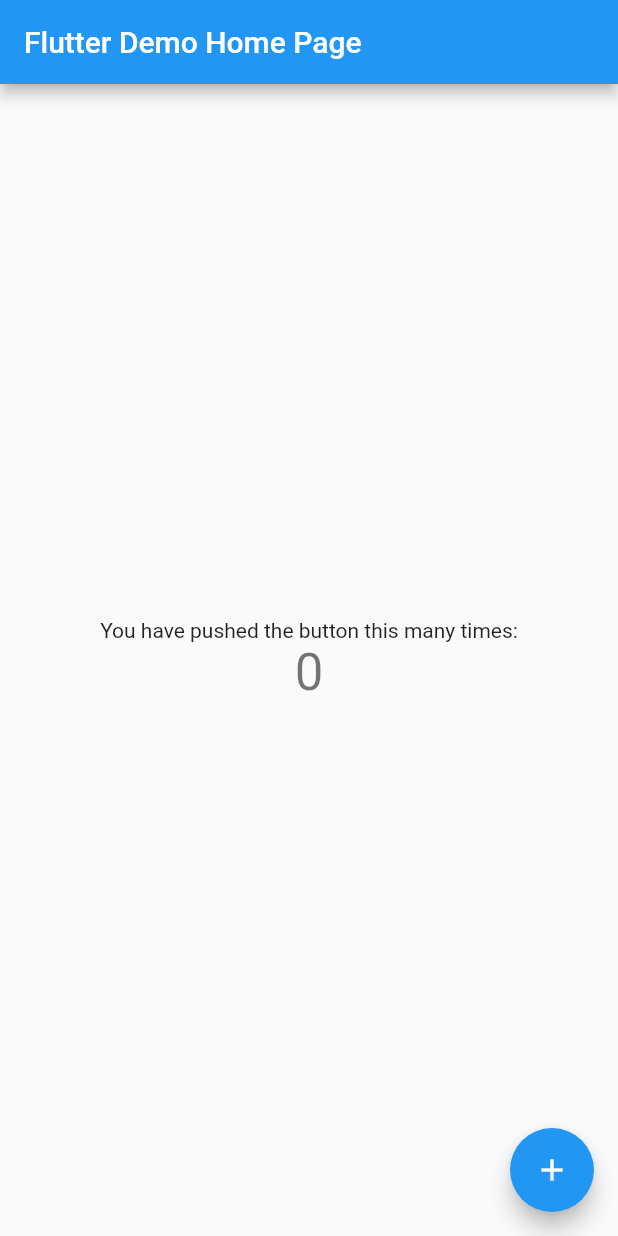
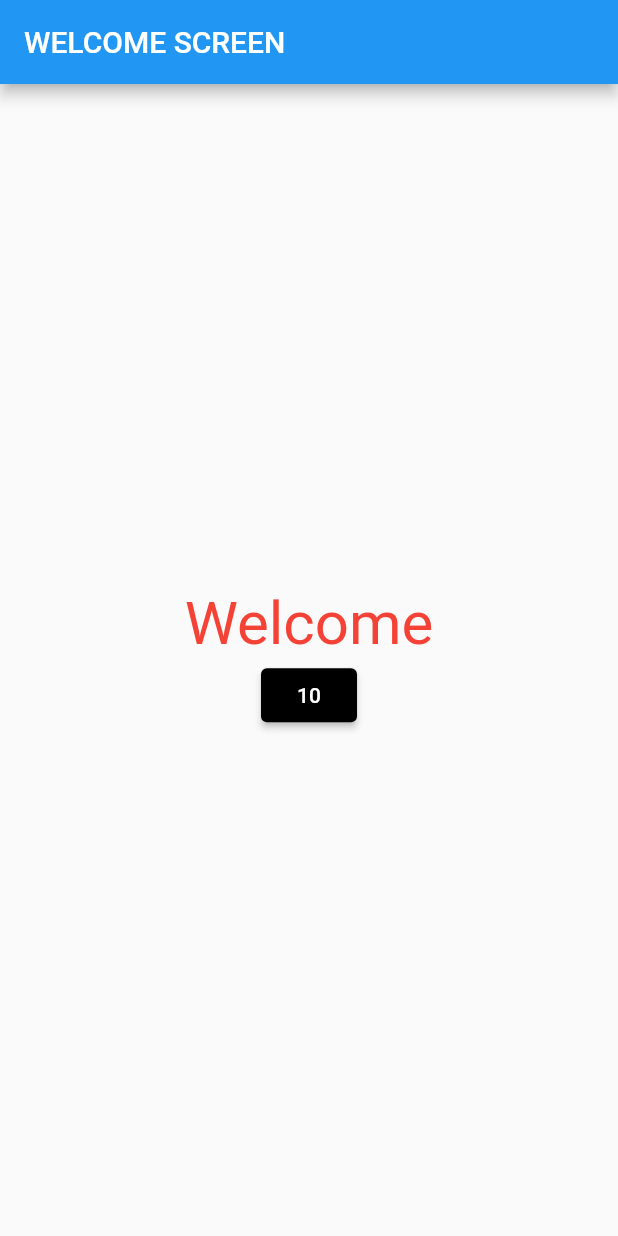
Before and after one commit to DropTablePWR/kahootify, a Flutter app: the screen it shows after launch, on a phone screen of 412 x 824 dp. Run offline on Flutter 3.47's test engine with Material 2 defaults, Android fonts, the phone set to English and light mode, and no system bars.

Commit message:
KAH-30 created project structure

```diff
--- /dev/null
+++ b/lib/features/welcome/views/welcome_page.dart
@@ -0,0 +1,68 @@
+import 'package:flutter/material.dart';
+import 'package:kahootify/features/welcome/views/widgets/fancy_button.dart';
+
+class WelcomePage extends StatefulWidget {
+  @override
+  _WelcomePageState createState() => _WelcomePageState();
+}
+
+class _WelcomePageState extends State<WelcomePage> {
+  String value = '10';
+
+  void changeToTwenty(BuildContext superContext) {
+    print("test");
+    showDialog(
+        context: superContext,
+        builder: (context) {
+          return Material(
+            child: Center(
+              child: Container(
+                child: Column(
+                  children: [
+                    Text("cześć"),
+                    ElevatedButton(
+                      onPressed: () {
+                        setState(() {
+                          value = "123";
+                        });
+                        Navigator.of(context).pop();
+                      },
+                      child: Text("Wyjście"),
+                    ),
+                  ],
+                ),
+              ),
+            ),
+          );
+        });
+    setState(() {
+      value = (int.parse(value) + 1).toString();
+    });
+  }
+
+  @override
+  Widget build(BuildContext context) {
+    return Scaffold(
+      appBar: AppBar(
+        title: Text("WELCOME SCREEN"),
+      ),
+      body: SafeArea(
+        child: Center(
+          child: Column(
+            mainAxisAlignment: MainAxisAlignment.center,
+            children: [
+              Text(
+                "Welcome",
+                style: TextStyle(fontSize: 40, color: Colors.red),
+              ),
+              FancyButton(
+                onPressed: () => changeToTwenty(context),
+                value: value,
+              ),
+            ],
+          ),
+        ),
+      ),
+    ); //TODO create welcome page UI
+  }
+}
--- /dev/null
+++ b/lib/features/welcome/views/widgets/fancy_button.dart
@@ -0,0 +1,19 @@
+import 'package:flutter/material.dart';
+
+class FancyButton extends StatelessWidget {
+  final Function onPressed;
+  final String value;
+
+  const FancyButton({Key key, this.onPressed, this.value}) : super(key: key);
+
+  @override
+  Widget build(BuildContext context) {
+    return ElevatedButton(
+      style: ButtonStyle(
+        backgroundColor: MaterialStateProperty.all<Color>(Colors.black),
+      ),
+      onPressed: onPressed,
+      child: Text(value),
+    );
+  }
+}
--- a/lib/main.dart
+++ b/lib/main.dart
@@ -1,113 +1,19 @@
 import 'package:flutter/material.dart';
+import 'package:kahootify/features/welcome/views/welcome_page.dart';
 
 void main() {
   runApp(MyApp());
 }
 
 class MyApp extends StatelessWidget {
-  // This widget is the root of your application.
   @override
   Widget build(BuildContext context) {
     return MaterialApp(
       title: 'Flutter Demo',
       theme: ThemeData(
-        // This is the theme of your application.
-        //
-        // Try running your application with "flutter run". You'll see the
-        // application has a blue toolbar. Then, without quitting the app, try
-        // changing the primarySwatch below to Colors.green and then invoke
-        // "hot reload" (press "r" in the console where you ran "flutter run",
-        // or simply save your changes to "hot reload" in a Flutter IDE).
-        // Notice that the counter didn't reset back to zero; the application
-        // is not restarted.
         primarySwatch: Colors.blue,
       ),
-      home: MyHomePage(title: 'Flutter Demo Home Page'),
+      home: WelcomePage(),
     );
   }
 }
-
-class MyHomePage extends StatefulWidget {
-  MyHomePage({Key key, this.title}) : super(key: key);
-
-  // This widget is the home page of your application. It is stateful, meaning
-  // that it has a State object (defined below) that contains fields that affect
-  // how it looks.
-
-  // This class is the configuration for the state. It holds the values (in this
-  // case the title) provided by the parent (in this case the App widget) and
-  // used by the build method of the State. Fields in a Widget subclass are
-  // always marked "final".
-
-  final String title;
-
-  @override
-  _MyHomePageState createState() => _MyHomePageState();
-}
-
-class _MyHomePageState extends State<MyHomePage> {
-  int _counter = 0;
-
-  void _incrementCounter() {
-    setState(() {
-      // This call to setState tells the Flutter framework that something has
-      // changed in this State, which causes it to rerun the build method below
-      // so that the display can reflect the updated values. If we changed
-      // _counter without calling setState(), then the build method would not be
-      // called again, and so nothing would appear to happen.
-      _counter++;
-    });
-  }
-
-  @override
-  Widget build(BuildContext context) {
-    // This method is rerun every time setState is called, for instance as done
-    // by the _incrementCounter method above.
-    //
-    // The Flutter framework has been optimized to make rerunning build methods
-    // fast, so that you can just rebuild anything that needs updating rather
-    // than having to individually change instances of widgets.
-    return Scaffold(
-      appBar: AppBar(
-        // Here we take the value from the MyHomePage object that was created by
-        // the App.build method, and use it to set our appbar title.
-        title: Text(widget.title),
-      ),
-      body: Center(
-        // Center is a layout widget. It takes a single child and positions it
-        // in the middle of the parent.
-        child: Column(
-          // Column is also a layout widget. It takes a list of children and
-          // arranges them vertically. By default, it sizes itself to fit its
-          // children horizontally, and tries to be as tall as its parent.
-          //
-          // Invoke "debug painting" (press "p" in the console, choose the
-          // "Toggle Debug Paint" action from the Flutter Inspector in Android
-          // Studio, or the "Toggle Debug Paint" command in Visual Studio Code)
-          // to see the wireframe for each widget.
-          //
-          // Column has various properties to control how it sizes itself and
-          // how it positions its children. Here we use mainAxisAlignment to
-          // center the children vertically; the main axis here is the vertical
-          // axis because Columns are vertical (the cross axis would be
-          // horizontal).
-          mainAxisAlignment: MainAxisAlignment.center,
-          children: <Widget>[
-            Text(
-              'You have pushed the button this many times:',
-            ),
-            Text(
-              '$_counter',
-              style: Theme.of(context).textTheme.headline4,
-            ),
-          ],
-        ),
-      ),
-      floatingActionButton: FloatingActionButton(
-        onPressed: _incrementCounter,
-        tooltip: 'Increment',
-        child: Icon(Icons.add),
-      ), // This trailing comma makes auto-formatting nicer for build methods.
-    );
-  }
-}
--- /dev/null
+++ b/packages/server/lib/server.dart
@@ -0,0 +1 @@
+class Server {}
```
Also changed, not shown: pubspec.yaml (+3 -56 lines), lib/const.dart (added), pubspec.lock, 2 other files.
